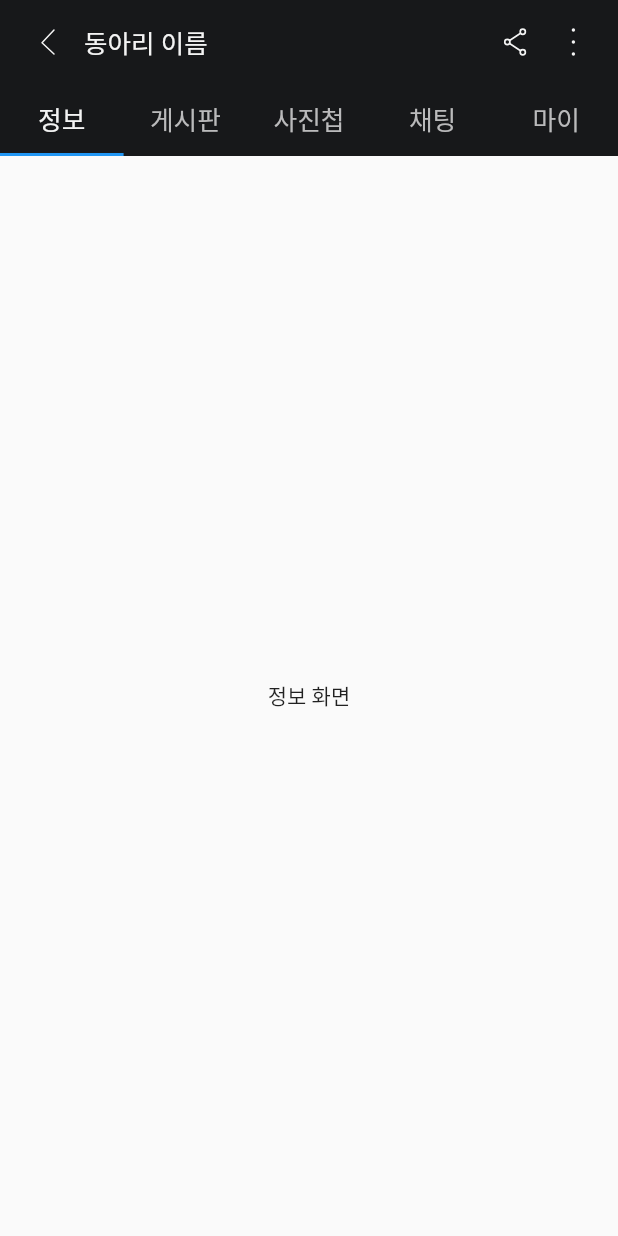
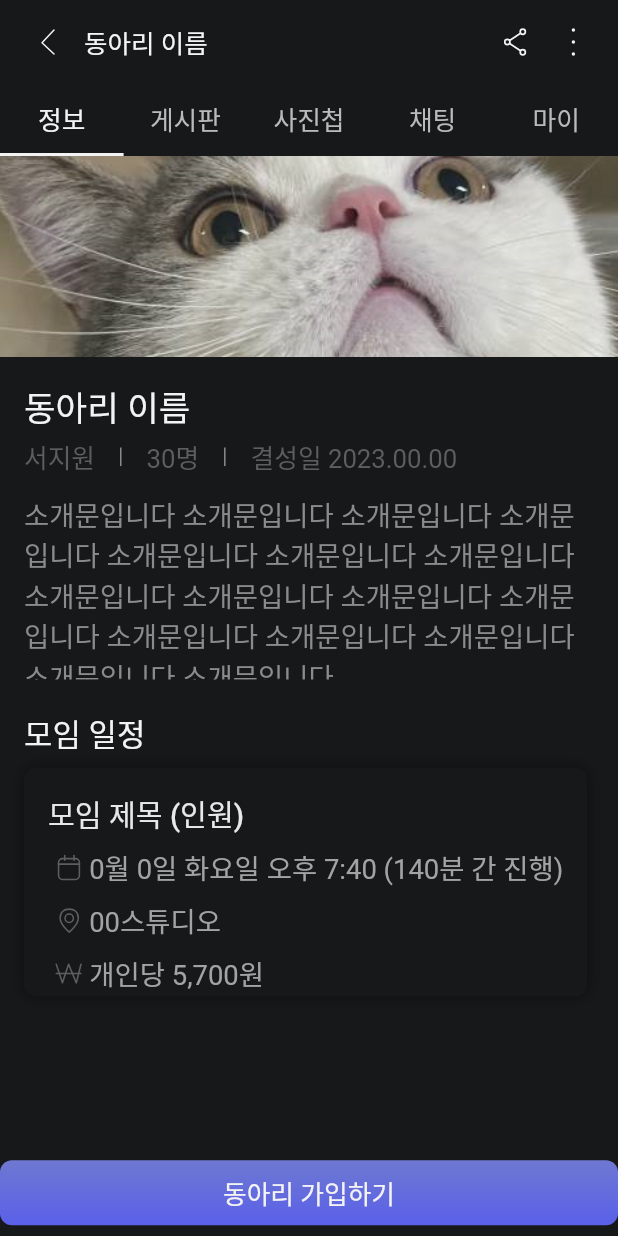
Before and after one commit to teentime/teentime-client-app, a Flutter app: the ClubTab screen opened by its route, on a phone screen of 412 x 824 dp. Run offline on Flutter 3.47's test engine with Material 2 defaults, Android fonts, the phone set to English and light mode, and no system bars; our stand-ins replace carousel_slider, flutter_screenutil, flutter_svg, month_picker_dialog; Roboto replaces fonts that are missing (Pretendard).

Commit message:
feat: 동아리 정보 탭 구현

```diff
--- a/lib/screens/club_tab.dart
+++ b/lib/screens/club_tab.dart
@@ -1,6 +1,7 @@
 import 'package:flutter/material.dart';
 import 'package:flutter_screenutil/flutter_screenutil.dart';
 import 'package:flutter_svg/flutter_svg.dart';
+import 'package:teentime/screens/info.dart';
 import 'package:teentime/src/colors.dart';
 
 class ClubTab extends StatefulWidget {
@@ -79,6 +80,9 @@ class _ClubTabState extends State<ClubTab> with SingleTickerProviderStateMixin {
         shadowColor: Colors.transparent,
         bottom: TabBar(
           controller: _tabController,
+          labelColor: AppColors.dark11,
+          unselectedLabelColor: AppColors.dark08,
+          indicatorColor: AppColors.dark11,
           tabs: [
             Tab(
               child: Text(
@@ -86,7 +90,7 @@ class _ClubTabState extends State<ClubTab> with SingleTickerProviderStateMixin {
                 style: TextStyle(
                   fontSize: 15.sp,
                   fontWeight: FontWeight.normal,
-                    color: AppColors.dark11),
+                ),
               ),
             ),
             Tab(
@@ -95,7 +99,7 @@ class _ClubTabState extends State<ClubTab> with SingleTickerProviderStateMixin {
                 style: TextStyle(
                   fontSize: 15.sp,
                   fontWeight: FontWeight.normal,
-                    color: AppColors.dark08),
+                ),
               ),
             ),
             Tab(
@@ -104,7 +108,7 @@ class _ClubTabState extends State<ClubTab> with SingleTickerProviderStateMixin {
                 style: TextStyle(
                   fontSize: 15.sp,
                   fontWeight: FontWeight.normal,
-                    color: AppColors.dark08),
+                ),
               ),
             ),
             Tab(
@@ -113,7 +117,7 @@ class _ClubTabState extends State<ClubTab> with SingleTickerProviderStateMixin {
                 style: TextStyle(
                   fontSize: 15.sp,
                   fontWeight: FontWeight.normal,
-                    color: AppColors.dark08),
+                ),
               ),
             ),
             Tab(
@@ -122,7 +126,7 @@ class _ClubTabState extends State<ClubTab> with SingleTickerProviderStateMixin {
                 style: TextStyle(
                   fontSize: 15.sp,
                   fontWeight: FontWeight.normal,
-                    color: AppColors.dark08),
+                ),
               ),
             ),
           ],
@@ -131,7 +135,7 @@ class _ClubTabState extends State<ClubTab> with SingleTickerProviderStateMixin {
       body: TabBarView(
         controller: _tabController,
         children: [
-          Center(child: Text('정보 화면')),
+          Info(),
           Center(child: Text('게시판 화면')),
           Center(child: Text('사진첩 화면')),
           Center(child: Text('채팅 화면')),
--- /dev/null
+++ b/lib/screens/info.dart
@@ -0,0 +1,165 @@
+import 'package:flutter/material.dart';
+import 'package:flutter_screenutil/flutter_screenutil.dart';
+import 'package:flutter_svg/flutter_svg.dart';
+import 'package:teentime/src/colors.dart';
+import 'package:teentime/widgets/club/meeting_card.dart';
+
+class Info extends StatefulWidget {
+  @override
+  State<StatefulWidget> createState() => _InfoState();
+}
+
+class _InfoState extends State<Info> {
+  @override
+  Widget build(BuildContext context) {
+    return Container(
+      color: AppColors.dark01,
+      child: Stack(
+        children: [
+          ListView(
+            // 변경점: ListView로 변경
+            children: [
+              Image.asset(
+                'assets/images/profile.png',
+                fit: BoxFit.cover,
+                width: 360.w,
+                height: 130.h,
+              ),
+              Padding(
+                padding: const EdgeInsets.fromLTRB(16.0, 16.0, 16.0, 32.0),
+                child: Column(
+                  crossAxisAlignment: CrossAxisAlignment.start,
+                  children: [
+                    Text(
+                      '동아리 이름',
+                      style: TextStyle(
+                        fontSize: 20.sp,
+                        fontWeight: FontWeight.w500,
+                        color: AppColors.dark11,
+                      ),
+                    ),
+                    SizedBox(height: 4.h),
+                    Row(
+                      mainAxisAlignment: MainAxisAlignment.start,
+                      children: [
+                        Text(
+                          '서지원',
+                          style: TextStyle(
+                            fontSize: 15.sp,
+                            fontWeight: FontWeight.normal,
+                            color: AppColors.dark04,
+                          ),
+                        ),
+                        SizedBox(width: 8.w),
+                        SizedBox(
+                          height: 12.h,
+                          child: const VerticalDivider(
+                            color: AppColors.dark06,
+                            thickness: 1,
+                          ),
+                        ),
+                        SizedBox(width: 8.w),
+                        Text(
+                          '30명',
+                          style: TextStyle(
+                            fontSize: 15.sp,
+                            fontWeight: FontWeight.normal,
+                            color: AppColors.dark04,
+                          ),
+                        ),
+                        SizedBox(width: 8.w),
+                        SizedBox(
+                          height: 12.h,
+                          child: const VerticalDivider(
+                            color: AppColors.dark06,
+                            thickness: 1,
+                          ),
+                        ),
+                        SizedBox(width: 8.w),
+                        Text(
+                          '결성일 2023.00.00',
+                          style: TextStyle(
+                            fontSize: 15.sp,
+                            fontWeight: FontWeight.normal,
+                            color: AppColors.dark04,
+                          ),
+                        ),
+                      ],
+                    ),
+                    SizedBox(height: 12.h),
+                    SizedBox(
+                      height: 120.h,
+                      child: Text(
+                        '소개문입니다 소개문입니다 소개문입니다 소개문입니다 소개문입니다 소개문입니다 소개문입니다 소개문입니다 소개문입니다 소개문입니다 소개문입니다 소개문입니다 소개문입니다 소개문입니다 소개문입니다 소개문입니다',
+                        style: TextStyle(
+                          fontSize: 16.sp,
+                          fontWeight: FontWeight.normal,
+                          color: AppColors.dark06,
+                        ),
+                      ),
+                    ),
+                    SizedBox(height: 20.h),
+                    Text(
+                      '모임 일정',
+                      style: TextStyle(
+                        fontSize: 18.sp,
+                        fontWeight: FontWeight.w500,
+                        color: AppColors.dark11,
+                      ),
+                    ),
+                    SizedBox(height: 8.h),
+                    MeetingCard(),
+                    SizedBox(height: 48.h),
+                  ],
+                ),
+              ),
+            ],
+          ),
+          Align(
+            alignment: Alignment.bottomCenter,
+            child: Container(
+              width: 360.w,
+              padding: EdgeInsets.symmetric(vertical: 7.h),
+              color: AppColors.dark01,
+              child: SizedBox(
+                width: 328.w,
+                height: 42.h,
+                child: DecoratedBox(
+                  decoration: BoxDecoration(
+                    gradient: const LinearGradient(
+                      begin: Alignment.topCenter,
+                      end: Alignment.bottomCenter,
+                      colors: [
+                        AppColors.main,
+                        AppColors.sub,
+                      ],
+                    ),
+                    borderRadius: BorderRadius.circular(8.0),
+                  ),
+                  child: ElevatedButton(
+                    style: ElevatedButton.styleFrom(
+                      backgroundColor: Colors.transparent,
+                      shadowColor: Colors.transparent,
+                      shape: RoundedRectangleBorder(
+                        borderRadius: BorderRadius.circular(8.0),
+                      ),
+                    ),
+                    onPressed: () {},
+                    child: Text(
+                      "동아리 가입하기",
+                      style: TextStyle(
+                        fontSize: 15.sp,
+                        fontWeight: FontWeight.normal,
+                        color: AppColors.dark11,
+                      ),
+                    ),
+                  ),
+                ),
+              ),
+            ),
+          ),
+        ],
+      ),
+    );
+  }
+}
--- /dev/null
+++ b/lib/widgets/club/meeting_card.dart
@@ -0,0 +1,95 @@
+import 'package:flutter/material.dart';
+import 'package:flutter_screenutil/flutter_screenutil.dart';
+import 'package:flutter_svg/flutter_svg.dart';
+import 'package:teentime/src/colors.dart';
+
+class MeetingCard extends StatefulWidget {
+  @override
+  State<StatefulWidget> createState() => __MeetingCardState();
+}
+
+class __MeetingCardState extends State<MeetingCard> {
+  @override
+  Widget build(BuildContext context) {
+    return Container(
+      width: 328.w,
+      height: 148.h,
+      padding: const EdgeInsets.fromLTRB(16.0, 16.0, 16.0, 13.0),
+      decoration: BoxDecoration(
+        color: AppColors.dark01,
+        borderRadius: BorderRadius.circular(8.0),
+        boxShadow: const [
+          BoxShadow(
+            color: Color.fromRGBO(0, 0, 0, 0.4),
+            blurRadius: 8.0,
+            spreadRadius: 0,
+          ),
+        ],
+      ),
+      child: Column(
+        crossAxisAlignment: CrossAxisAlignment.start,
+        children: [
+          Text(
+            '모임 제목 (인원)',
+            style: TextStyle(
+              fontSize: 17.sp,
+              fontWeight: FontWeight.w500,
+              color: AppColors.dark10,
+            ),
+          ),
+          SizedBox(height: 8.h),
+          Row(
+            children: [
+              SvgPicture.asset(
+                'assets/icons/club_calendar.svg',
+                width: 24.w,
+                height: 24.h,
+              ),
+              Text(
+                '0월 0일 화요일 오후 7:40 (140분 간 진행)',
+                style: TextStyle(
+                    fontSize: 16.sp,
+                    fontWeight: FontWeight.normal,
+                    color: AppColors.dark07),
+              ),
+            ],
+          ),
+          SizedBox(height: 8.h),
+          Row(
+            children: [
+              SvgPicture.asset(
+                'assets/icons/club_location.svg',
+                width: 24.w,
+                height: 24.h,
+              ),
+              Text(
+                '00스튜디오',
+                style: TextStyle(
+                    fontSize: 16.sp,
+                    fontWeight: FontWeight.normal,
+                    color: AppColors.dark07),
+              ),
+            ],
+          ),
+          SizedBox(height: 8.h),
+          Row(
+            children: [
+              SvgPicture.asset(
+                'assets/icons/club_price.svg',
+                width: 24.w,
+                height: 24.h,
+              ),
+              Text(
+                '개인당 5,700원',
+                style: TextStyle(
+                    fontSize: 16.sp,
+                    fontWeight: FontWeight.normal,
+                    color: AppColors.dark07),
+              ),
+            ],
+          ),
+        ],
+      ),
+    );
+  }
+}
```
Also changed, not shown: assets/icons/club_calendar.svg (added), assets/icons/club_location.svg (added), assets/icons/club_price.svg (added). Lines whose indentation alone changed are shown as unchanged.
